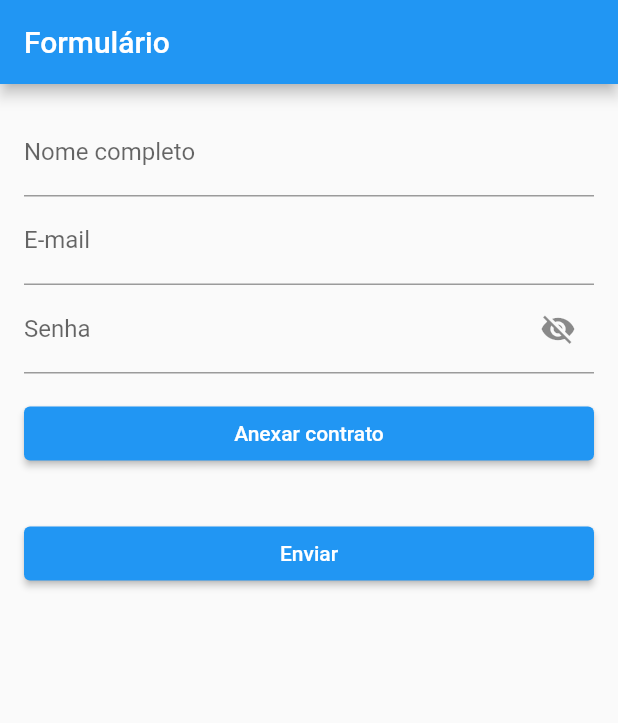
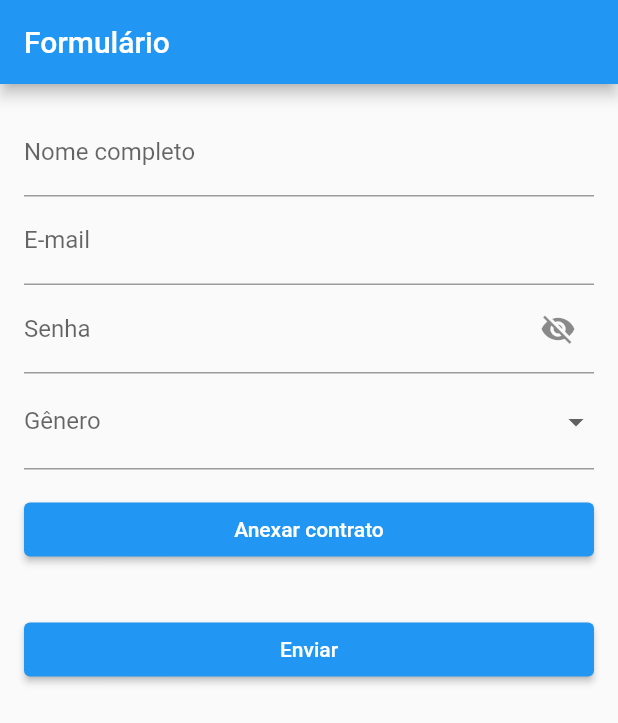
Before and after one commit to progrmadorjr/formulario, a Flutter app: the screen it shows after launch, on a phone screen of 412 x 824 dp. Shown: the top 723 px of the screen. Run offline on Flutter 3.47's test engine with Material 2 defaults, Android fonts, the phone set to English and light mode, and no system bars; our stand-ins replace cloud_firestore, file_picker, firebase_core, firebase_storage; accounts and stored records are empty.

Commit message:
Update main.dart

```diff
--- a/flutter_code/lib/main.dart
+++ b/flutter_code/lib/main.dart
@@ -68,12 +68,13 @@ class _MyFormState extends State<MyForm> {
       'password': _passwordController.text.trim(),
       'pdfUrl': pdfUrl,
       'createdAt': FieldValue.serverTimestamp(),
+      'gender': _gender,
     };
     await FirebaseFirestore.instance.collection('contracts').add(formData);
     _formKey.currentState!.reset();
     setState(() => _pdfFile = null);
   }
-
+  String? _gender;
   bool _obscureText = true;
   @override
   Widget build(BuildContext context) {
@@ -126,6 +127,21 @@ class _MyFormState extends State<MyForm> {
                       ? 'Por favor, insira sua senha'
                       : null,
                 ),
+                DropdownButtonFormField<String>(
+                  decoration: InputDecoration(labelText: 'Gênero'),
+                  value: _gender,
+                  onChanged: (value) {
+                    setState(() {
+                      _gender = value;
+                    });
+                  },
+                  items: ['Masculino', 'Feminino']
+                      .map((e) => DropdownMenuItem<String>(
+                            value: e,
+                            child: Text(e),
+                          ))
+                      .toList(),
+                ),
                 SizedBox(height: 16.0),
                 _pdfFile != null
                     ? Text(_pdfFile!.path.split('/').last)
```
